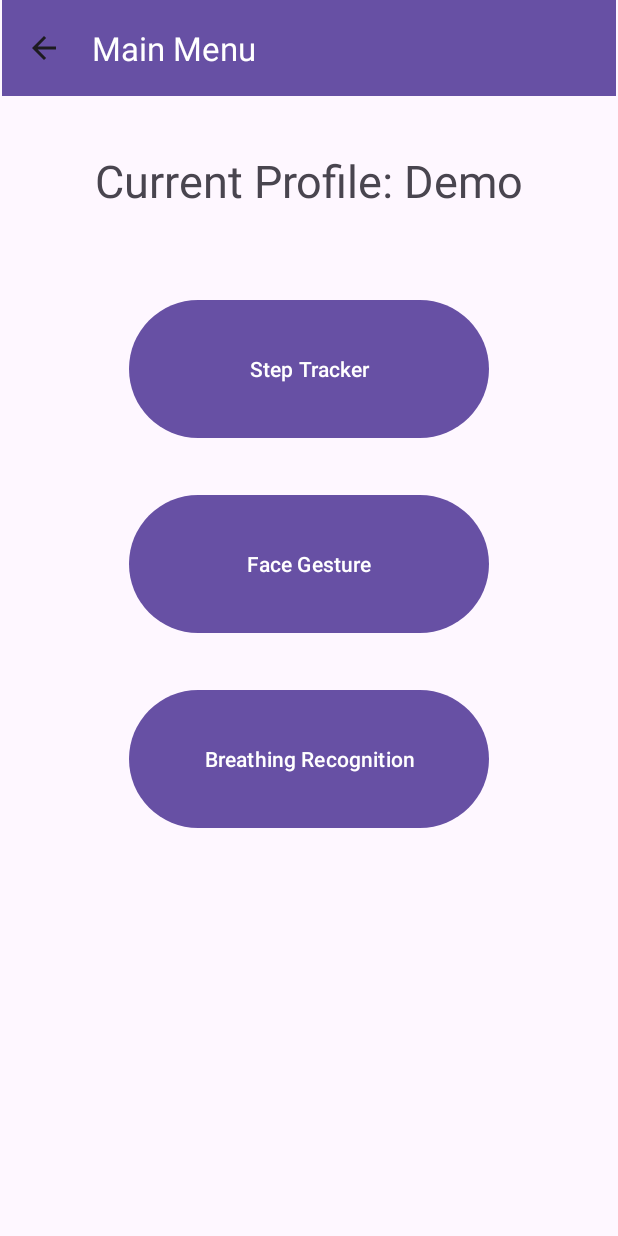
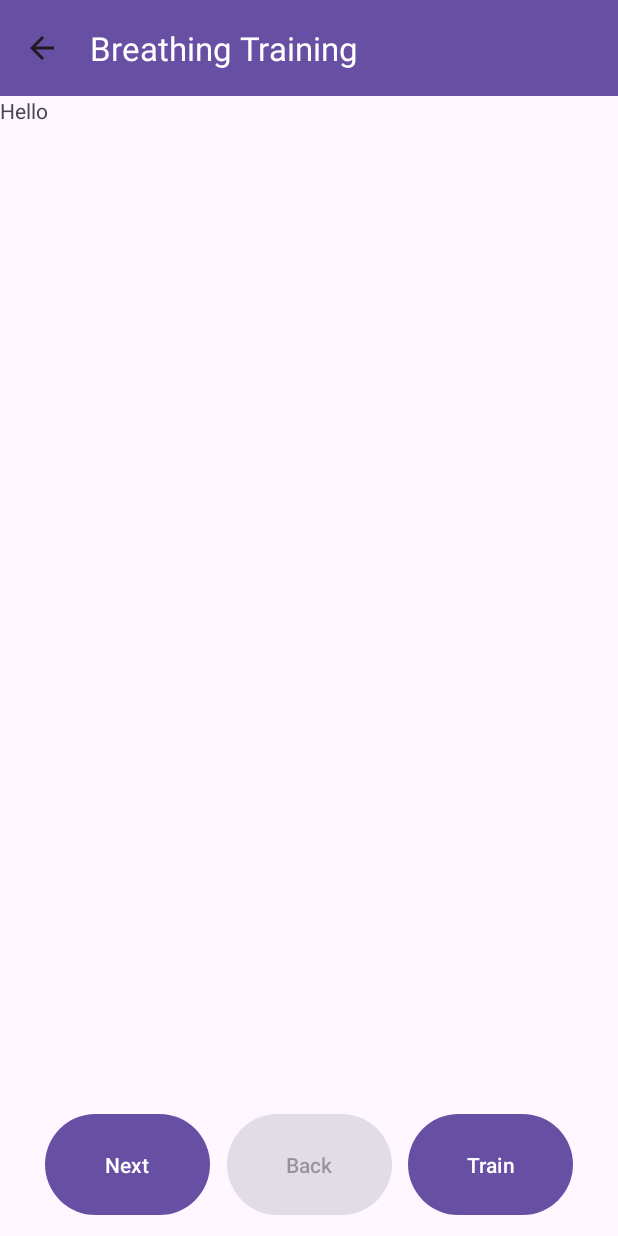
Before and after one commit to jiawei2000/earsense, an Android app: the screen it shows after launch (MainMenuActivity before the commit, BreathingTrainingActivity after it), after a tap on "Login", on a phone screen of 412 x 824 dp. Run offline under Robolectric (Android 15) with nearby library versions, the phone set to English and light mode, and no system bars.

Commit message:
add breathingFragment

```diff
--- a/EarSense/app/src/main/java/com/example/earsense/BreathingTrainingActivity.kt
+++ b/EarSense/app/src/main/java/com/example/earsense/BreathingTrainingActivity.kt
@@ -1,14 +1,24 @@
 package com.example.earsense
 
 import android.os.Bundle
+import android.widget.Button
 import androidx.activity.enableEdgeToEdge
 import androidx.appcompat.app.AppCompatActivity
 import androidx.core.content.ContextCompat
 import androidx.core.view.ViewCompat
 import androidx.core.view.WindowInsetsCompat
+import androidx.fragment.app.Fragment
+import androidx.fragment.app.FragmentActivity
+import androidx.viewpager2.adapter.FragmentStateAdapter
+import androidx.viewpager2.widget.ViewPager2
 import com.google.android.material.appbar.MaterialToolbar
 
 class BreathingTrainingActivity : AppCompatActivity() {
+
+    val breathingModes = arrayOf("Nasal Inhale", "Nasal Exhale", "Mouth Inhale", "Mouth Exhale")
+
+    lateinit var viewPager: ViewPager2
+
     override fun onCreate(savedInstanceState: Bundle?) {
         super.onCreate(savedInstanceState)
         enableEdgeToEdge()
@@ -30,7 +40,59 @@ class BreathingTrainingActivity : AppCompatActivity() {
             onBackPressedDispatcher.onBackPressed()
         }
 
+        // View Pager
+        viewPager = findViewById(R.id.viewPager)
+        val pageAdapter = BreathingScreenSlidePagerAdapter(this)
+        viewPager.adapter = pageAdapter
+        viewPager.isUserInputEnabled = false
 
+        //Next button
+        val buttonNext: Button = findViewById(R.id.buttonNext)
+        buttonNext.setOnClickListener {
+            viewPager.currentItem = viewPager.currentItem.plus(1)
+        }
+        //Disable next button on last page
+        viewPager.registerOnPageChangeCallback(object : ViewPager2.OnPageChangeCallback() {
+            override fun onPageSelected(position: Int) {
+                buttonNext.isEnabled = position != breathingModes.size - 1
+            }
+        })
 
+        //Back button
+        val buttonBack: Button = findViewById(R.id.buttonBack)
+        buttonBack.setOnClickListener {
+            viewPager.currentItem = viewPager.currentItem.minus(1)
+        }
+        // Disable back button on first page
+        viewPager.registerOnPageChangeCallback(object : ViewPager2.OnPageChangeCallback() {
+            override fun onPageSelected(position: Int) {
+                buttonBack.isEnabled = position != 0
+            }
+        })
+
+        // Done button
+        val buttonDone: Button = findViewById(R.id.buttonTrain)
+        buttonDone.setOnClickListener {
+        }
     }
 }
+
+class BreathingScreenSlidePagerAdapter(fa: FragmentActivity) : FragmentStateAdapter(fa) {
+    override fun getItemCount(): Int = 4
+
+    override fun createFragment(position: Int): Fragment {
+
+        val step1 = BreathingTrainingFragment.newInstance("aa", "bb")
+        val step2 = BreathingTrainingFragment.newInstance("aa", "bb")
+        val step3 = BreathingTrainingFragment.newInstance("aa", "bb")
+        val step4 = BreathingTrainingFragment.newInstance("aa", "bb")
+
+        return when (position) {
+            0 -> step1
+            1 -> step2
+            2 -> step3
+            3 -> step4
+            else -> BreathingTrainingFragment()
+        }
+    }
+}
--- /dev/null
+++ b/EarSense/app/src/main/java/com/example/earsense/BreathingTrainingFragment.kt
@@ -0,0 +1,59 @@
+package com.example.earsense
+
+import android.os.Bundle
+import androidx.fragment.app.Fragment
+import android.view.LayoutInflater
+import android.view.View
+import android.view.ViewGroup
+
+// TODO: Rename parameter arguments, choose names that match
+// the fragment initialization parameters, e.g. ARG_ITEM_NUMBER
+private const val ARG_PARAM1 = "param1"
+private const val ARG_PARAM2 = "param2"
+
+/**
+ * A simple [Fragment] subclass.
+ * Use the [BreathingTrainingFragment.newInstance] factory method to
+ * create an instance of this fragment.
+ */
+class BreathingTrainingFragment : Fragment() {
+    // TODO: Rename and change types of parameters
+    private var param1: String? = null
+    private var param2: String? = null
+
+    override fun onCreate(savedInstanceState: Bundle?) {
+        super.onCreate(savedInstanceState)
+        arguments?.let {
+            param1 = it.getString(ARG_PARAM1)
+            param2 = it.getString(ARG_PARAM2)
+        }
+    }
+
+    override fun onCreateView(
+        inflater: LayoutInflater, container: ViewGroup?,
+        savedInstanceState: Bundle?
+    ): View? {
+        // Inflate the layout for this fragment
+        return inflater.inflate(R.layout.fragment_breathing_training, container, false)
+    }
+
+    companion object {
+        /**
+         * Use this factory method to create a new instance of
+         * this fragment using the provided parameters.
+         *
+         * @param param1 Parameter 1.
+         * @param param2 Parameter 2.
+         * @return A new instance of fragment BreathingTrainingFragment.
+         */
+        // TODO: Rename and change types and number of parameters
+        @JvmStatic
+        fun newInstance(param1: String, param2: String) =
+            BreathingTrainingFragment().apply {
+                arguments = Bundle().apply {
+                    putString(ARG_PARAM1, param1)
+                    putString(ARG_PARAM2, param2)
+                }
+            }
+    }
+}
--- a/EarSense/app/src/main/java/com/example/earsense/GestureTrainingActivity.kt
+++ b/EarSense/app/src/main/java/com/example/earsense/GestureTrainingActivity.kt
@@ -27,7 +27,7 @@ import java.io.ObjectOutputStream
 class GestureTrainingActivity : AppCompatActivity() {
     var viewPager: ViewPager2? = null
 
-    // Must match locations in ScreenSlidePagerAdapter
+    // Must match locations in GestureScreenSlidePagerAdapter
     val locations = arrayOf("forehead", "left cheek", "right cheek", "nothing")
 
     val sampleRate = 16000
@@ -57,7 +57,7 @@ class GestureTrainingActivity : AppCompatActivity() {
 
         //ViewPager
         viewPager = findViewById(R.id.viewPager)
-        val pageAdapter = ScreenSlidePagerAdapter(this)
+        val pageAdapter = GestureScreenSlidePagerAdapter(this)
         viewPager?.adapter = pageAdapter
         viewPager?.isUserInputEnabled = false
 
@@ -272,7 +272,7 @@ class GestureTrainingActivity : AppCompatActivity() {
     }
 }
 
-class ScreenSlidePagerAdapter(fa: FragmentActivity) : FragmentStateAdapter(fa) {
+class GestureScreenSlidePagerAdapter(fa: FragmentActivity) : FragmentStateAdapter(fa) {
     override fun getItemCount(): Int = 4
 
     override fun createFragment(position: Int): Fragment {
--- a/EarSense/app/src/main/java/com/example/earsense/MainActivity.kt
+++ b/EarSense/app/src/main/java/com/example/earsense/MainActivity.kt
@@ -32,7 +32,8 @@ class MainActivity : AppCompatActivity() {
         // Login Button
         val buttonLogin: Button = findViewById(R.id.buttonLogin)
         buttonLogin.setOnClickListener {
-            val intent = Intent(this, MainMenuActivity::class.java)
+//            val intent = Intent(this, MainMenuActivity::class.java)
+            val intent = Intent(this, BreathingTrainingActivity::class.java)
             startActivity(intent)
         }
 
--- a/EarSense/app/src/main/res/layout/activity_breathing_training.xml
+++ b/EarSense/app/src/main/res/layout/activity_breathing_training.xml
@@ -18,7 +18,46 @@
         app:layout_constraintStart_toStartOf="parent"
         app:layout_constraintTop_toTopOf="parent" />
 
+    <androidx.viewpager2.widget.ViewPager2
+        android:id="@+id/viewPager"
+        android:layout_width="match_parent"
+        android:layout_height="630dp"
+        app:layout_constraintEnd_toEndOf="parent"
+        app:layout_constraintStart_toStartOf="parent"
+        app:layout_constraintTop_toBottomOf="@+id/materialToolbar" />
 
+    <Button
+        android:id="@+id/buttonNext"
+        android:layout_width="110dp"
+        android:layout_height="75dp"
+        android:layout_marginBottom="10dp"
+        android:text="Next"
+        app:layout_constraintBottom_toBottomOf="parent"
+        app:layout_constraintEnd_toEndOf="parent"
+        app:layout_constraintHorizontal_bias="0.1"
+        app:layout_constraintStart_toStartOf="parent" />
+
+    <Button
+        android:id="@+id/buttonBack"
+        android:layout_width="110dp"
+        android:layout_height="75dp"
+        android:layout_marginBottom="10dp"
+        android:text="Back"
+        app:layout_constraintBottom_toBottomOf="parent"
+        app:layout_constraintEnd_toEndOf="parent"
+        app:layout_constraintHorizontal_bias="0.5"
+        app:layout_constraintStart_toStartOf="parent" />
+
+    <Button
+        android:id="@+id/buttonTrain"
+        android:layout_width="110dp"
+        android:layout_height="75dp"
+        android:layout_marginBottom="10dp"
+        android:text="Train"
+        app:layout_constraintBottom_toBottomOf="parent"
+        app:layout_constraintEnd_toEndOf="parent"
+        app:layout_constraintHorizontal_bias="0.9"
+        app:layout_constraintStart_toStartOf="parent" />
 
 
 </androidx.constraintlayout.widget.ConstraintLayout>
--- /dev/null
+++ b/EarSense/app/src/main/res/layout/fragment_breathing_training.xml
@@ -0,0 +1,13 @@
+<?xml version="1.0" encoding="utf-8"?>
+<FrameLayout xmlns:android="http://schemas.android.com/apk/res/android"
+    xmlns:tools="http://schemas.android.com/tools"
+    android:layout_width="match_parent"
+    android:layout_height="match_parent"
+    tools:context=".BreathingTrainingFragment">
+
+    <TextView
+        android:layout_width="match_parent"
+        android:layout_height="match_parent"
+        android:text="Hello" />
+
+</FrameLayout>
```
